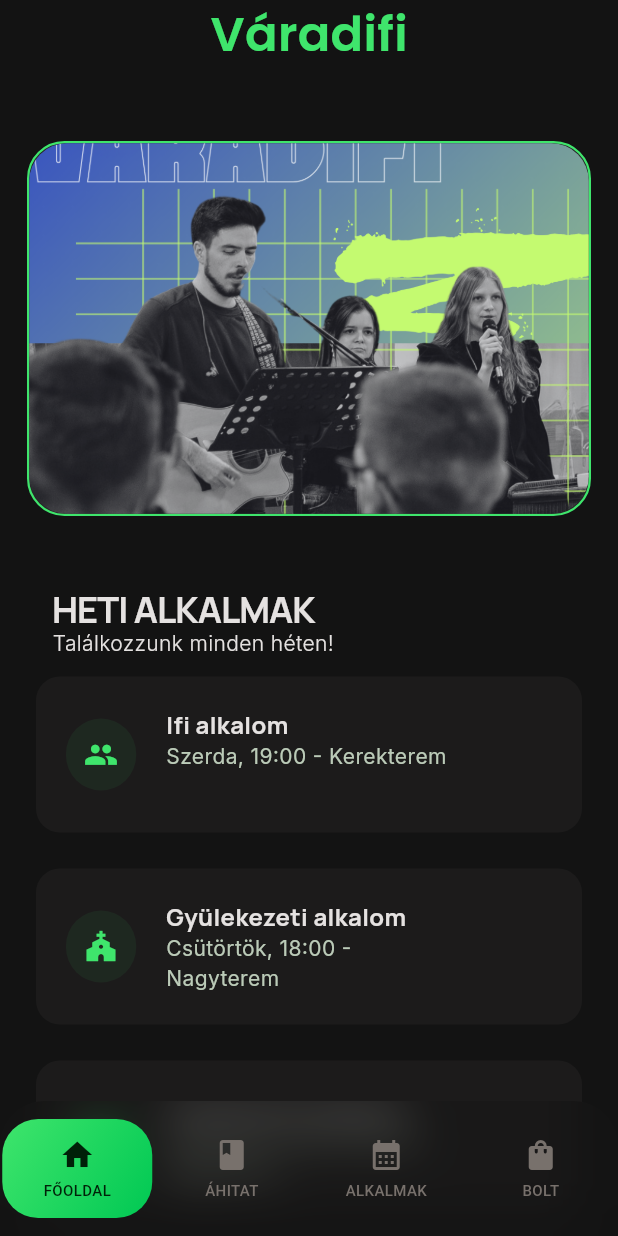
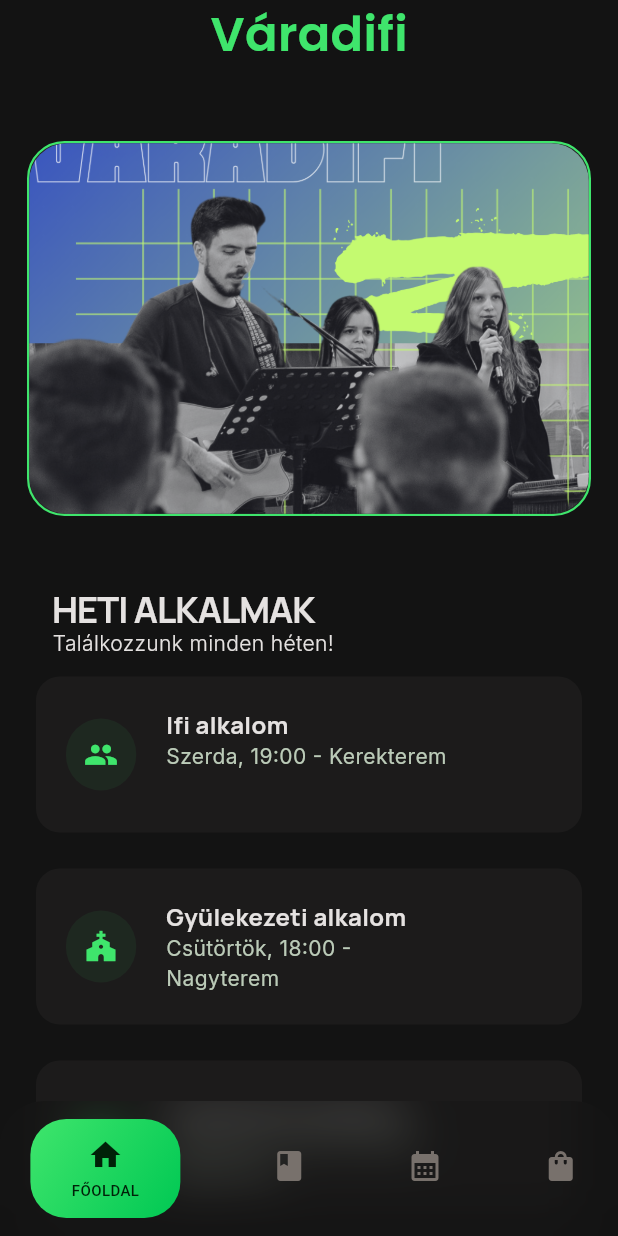
Before and after one commit to nepy15/varadifi_app, a Flutter app: the screen it shows after launch, on a phone screen of 412 x 824 dp. Run offline on Flutter 3.47's test engine with Material 3 defaults, Android fonts, the phone set to English and light mode, and no system bars; our stand-ins replace cloud_firestore, firebase_core, firebase_messaging, flutter_local_notifications, google_fonts, webview_flutter; accounts and stored records are empty.

Commit message:
NavBar UI bug fixed

```diff
--- a/lib/misc.dart
+++ b/lib/misc.dart
@@ -84,7 +84,7 @@ class NavBarState extends State<NavBar> {
               widget.onPressed(index);
             },
             child: AnimatedContainer(
-              width: 100,
+              width: isSelected ? 100 : 50,
               curve: Curves.bounceIn,
               duration: Duration(microseconds: 250),
               padding: EdgeInsets.symmetric(horizontal: 20, vertical: 12),
@@ -107,13 +107,19 @@ class NavBarState extends State<NavBar> {
                     color: isSelected ? Color(0xFF002108) : Color(0xFF78716C),
                   ),
                   SizedBox(height: 4),
-                  Text(
-                    items[index]['label'] as String,
-                    style: TextStyle(
-                      color: isSelected ? Color(0xFF002108) : Color(0xFF78716C),
-                      fontWeight: FontWeight.w500,
-                      fontSize: 10,
-                      letterSpacing: 0.25,
+                  Visibility(
+                    visible: isSelected,
+                    child: Text(
+                      overflow: TextOverflow.ellipsis,
+                      items[index]['label'] as String,
+                      style: TextStyle(
+                        color: isSelected
+                            ? Color(0xFF002108)
+                            : Color(0xFF78716C),
+                        fontWeight: FontWeight.w500,
+                        fontSize: 10,
+                        letterSpacing: 0.25,
+                      ),
                     ),
                   ),
                 ],
```
